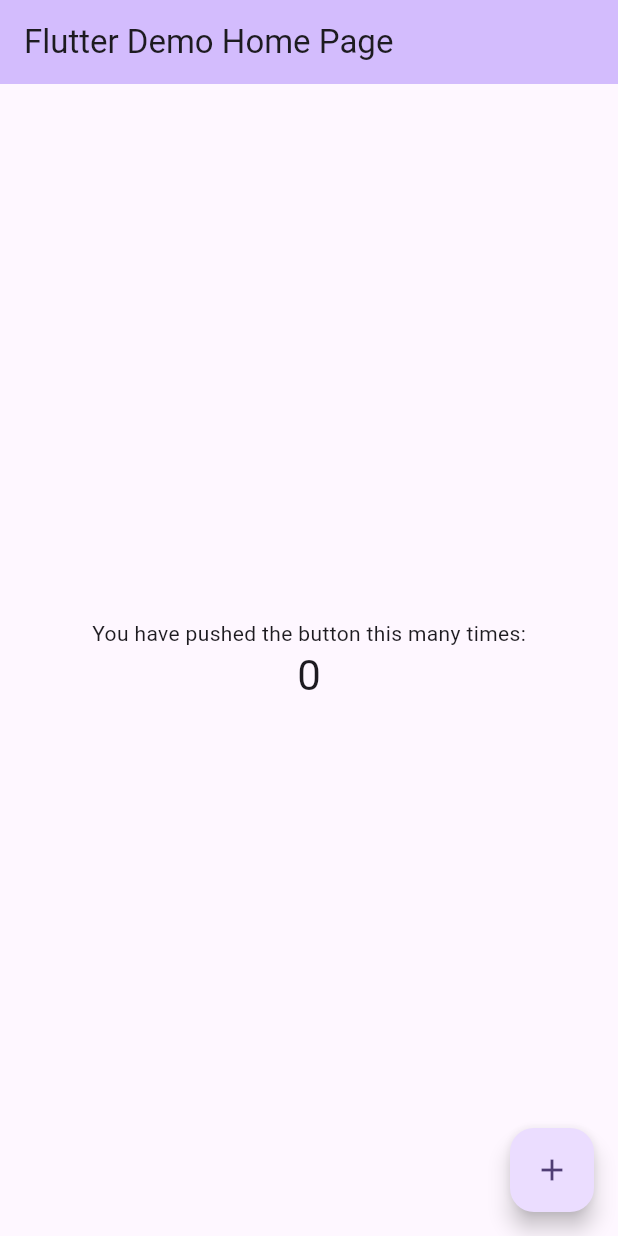
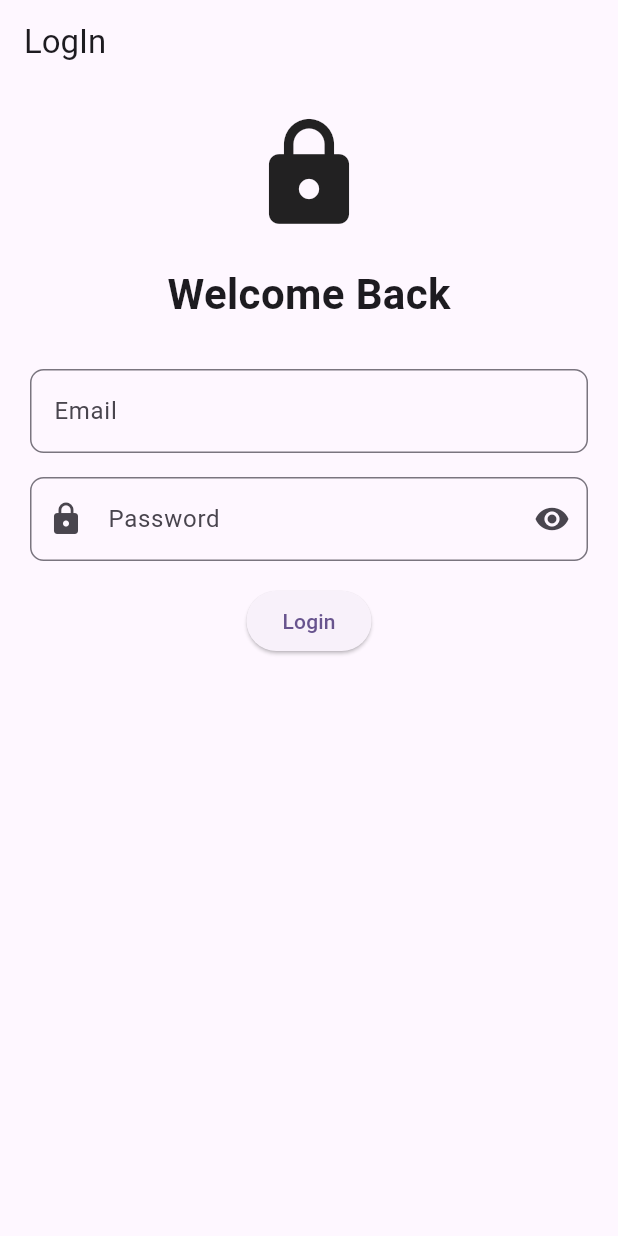
Before and after one commit to amanuelbelete95/event_client, a Flutter app: the screen it shows after launch, on a phone screen of 412 x 824 dp. Run offline on Flutter 3.47's test engine with Material 3 defaults, Android fonts, the phone set to English and light mode, and no system bars.

Commit message:
add validation check

```diff
--- /dev/null
+++ b/lib/features/auth/presentation/LoginScreen.dart
@@ -0,0 +1,121 @@
+import 'package:flutter/material.dart';
+
+class LoginScreen extends StatefulWidget {
+  const new({super.key});
+
+  @override
+  State<LoginScreen> createState() => _LoginScreenState();
+}
+
+class _LoginScreenState extends State<LoginScreen> {
+  final _formKey = GlobalKey();
+  final emailController = TextEditingController();
+  final passwordController = TextEditingController();
+  bool _obscurePassword = true;
+
+  @override
+  void dispose() {
+    emailController.dispose();
+    passwordController.dispose();
+    super.dispose();
+  }
+
+  @override
+  Widget build(BuildContext context) {
+    return Scaffold(
+      appBar: AppBar(title: const Text("LogIn")),
+      body: SingleChildScrollView(
+        padding: const EdgeInsets.all(20),
+        child: Form(
+          key: _formKey,
+          child: Column(
+            children: [
+              const Icon(Icons.lock, size: 80),
+              const SizedBox(height: 20),
+              const Text(
+                'Welcome Back',
+                style: TextStyle(fontSize: 28, fontWeight: FontWeight.bold),
+              ),
+              const SizedBox(height: 30),
+              TextFormField(
+                controller: emailController,
+                keyboardType: TextInputType.emailAddress,
+                decoration: InputDecoration(
+                  labelText: "Email ",
+                  hintText: "Enter your email",
+                  border: OutlineInputBorder(
+                    borderRadius: BorderRadius.circular(9),
+                  ),
+                ),
+
+                validator: (value) {
+                  if (value == null || value.trim().isEmpty) {
+                    return 'Please enter your email';
+                  }
+                  if (!value.contains('@')) {
+                    return 'Please enter a valid email';
+                  }
+                  return null;
+                },
+              ),
+              const SizedBox(height: 16),
+              TextFormField(
+                autovalidateMode: AutovalidateMode.onUserInteraction,
+                controller: passwordController,
+                obscureText: _obscurePassword,
+                decoration: InputDecoration(
+                  labelText: "Password",
+                  hintText: "Please provide a password",
+                  border: OutlineInputBorder(
+                    borderRadius: BorderRadius.circular(9),
+                  ),
+                  prefixIcon: const Icon(Icons.lock),
+                  suffixIcon: IconButton(
+                    icon: Icon(
+                      _obscurePassword
+                          ? Icons.visibility
+                          : Icons.visibility_off,
+                    ),
+                    onPressed: () {
+                      setState(() {
+                        _obscurePassword = !_obscurePassword;
+                      });
+                    },
+                  ),
+                ),
+
+                validator: (value) {
+                  if (value == null || value.isEmpty) {
+                    return 'Password is required';
+                  }
+
+                  if (value.length < 8) {
+                    return 'Password must contain at least 8 characters';
+                  }
+
+                  return null;
+                },
+              ),
+              const SizedBox(height: 16),
+              ElevatedButton(
+                onPressed: () => {
+                  if (_formKey.currentState!.validate())
+                    {
+                      // ignore: avoid_print
+                      print('All fields are valid'),
+                    }
+                  else
+                    {
+                      // ignore: avoid_print
+                      print('Please correct the errors'),
+                    },
+                },
+                child: const Text("Login"),
+              ),
+            ],
+          ),
+        ),
+      ),
+    );
+  }
+}
--- a/lib/main.dart
+++ b/lib/main.dart
@@ -1,3 +1,4 @@
+import 'package:event_client/features/auth/presentation/LoginScreen.dart';
 import 'package:flutter/material.dart';
 
 void main() {
@@ -11,7 +12,7 @@ class MyApp extends StatelessWidget {
   @override
   Widget build(BuildContext context) {
     return MaterialApp(
-      title: 'Flutter Demo',
+      title: 'event management system',
       theme: ThemeData(
         // This is the theme of your application.
         //
@@ -30,93 +31,7 @@ class MyApp extends StatelessWidget {
         // tested with just a hot reload.
         colorScheme: .fromSeed(seedColor: Colors.deepPurple),
       ),
-      home: const MyHomePage(title: 'Flutter Demo Home Page'),
+      home: const LoginScreen(),
     );
   }
 }
-
-class MyHomePage extends StatefulWidget {
-  const MyHomePage({super.key, required this.title});
-
-  // This widget is the home page of your application. It is stateful, meaning
-  // that it has a State object (defined below) that contains fields that affect
-  // how it looks.
-
-  // This class is the configuration for the state. It holds the values (in this
-  // case the title) provided by the parent (in this case the App widget) and
-  // used by the build method of the State. Fields in a Widget subclass are
-  // always marked "final".
-
-  final String title;
-
-  @override
-  State<MyHomePage> createState() => _MyHomePageState();
-}
-
-class _MyHomePageState extends State<MyHomePage> {
-  int _counter = 0;
-
-  void _incrementCounter() {
-    setState(() {
-      // This call to setState tells the Flutter framework that something has
-      // changed in this State, which causes it to rerun the build method below
-      // so that the display can reflect the updated values. If we changed
-      // _counter without calling setState(), then the build method would not be
-      // called again, and so nothing would appear to happen.
-      _counter++;
-    });
-  }
-
-  @override
-  Widget build(BuildContext context) {
-    // This method is rerun every time setState is called, for instance as done
-    // by the _incrementCounter method above.
-    //
-    // The Flutter framework has been optimized to make rerunning build methods
-    // fast, so that you can just rebuild anything that needs updating rather
-    // than having to individually change instances of widgets.
-    return Scaffold(
-      appBar: AppBar(
-        // TRY THIS: Try changing the color here to a specific color (to
-        // Colors.amber, perhaps?) and trigger a hot reload to see the AppBar
-        // change color while the other colors stay the same.
-        backgroundColor: Theme.of(context).colorScheme.inversePrimary,
-        // Here we take the value from the MyHomePage object that was created by
-        // the App.build method, and use it to set our appbar title.
-        title: Text(widget.title),
-      ),
-      body: Center(
-        // Center is a layout widget. It takes a single child and positions it
-        // in the middle of the parent.
-        child: Column(
-          // Column is also a layout widget. It takes a list of children and
-          // arranges them vertically. By default, it sizes itself to fit its
-          // children horizontally, and tries to be as tall as its parent.
-          //
-          // Column has various properties to control how it sizes itself and
-          // how it positions its children. Here we use mainAxisAlignment to
-          // center the children vertically; the main axis here is the vertical
-          // axis because Columns are vertical (the cross axis would be
-          // horizontal).
-          //
-          // TRY THIS: Invoke "debug painting" (choose the "Toggle Debug Paint"
-          // action in the IDE, or press "p" in the console), to see the
-          // wireframe for each widget.
-          mainAxisAlignment: .center,
-          children: [
-            const Text('You have pushed the button this many times:'),
-            Text(
-              '$_counter',
-              style: Theme.of(context).textTheme.headlineMedium,
-            ),
-          ],
-        ),
-      ),
-      floatingActionButton: FloatingActionButton(
-        onPressed: _incrementCounter,
-        tooltip: 'Increment',
-        child: const Icon(Icons.add),
-      ),
-    );
-  }
-}
```
